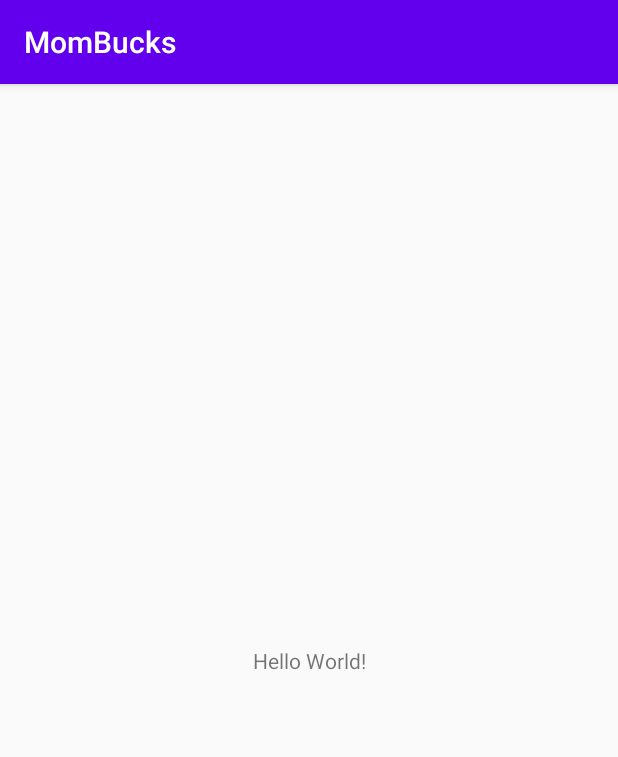
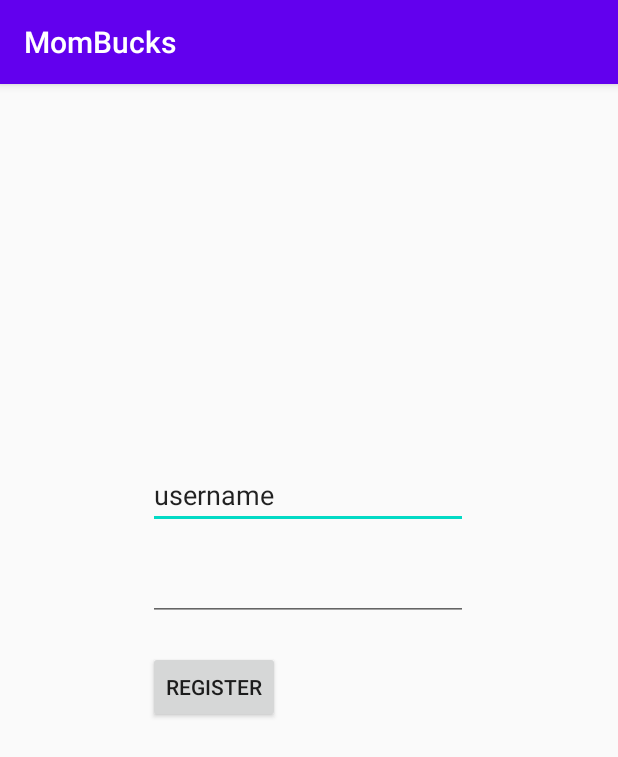
Before and after one commit to KarlitosTaquitos/MomBucks, an Android app: the screen it shows after launch (MainActivity), on a phone screen of 412 x 824 dp. Shown: the top 757 px of the screen. Run offline under Robolectric (Android 15) with nearby library versions, the phone set to English and light mode, and no system bars.

Commit message:
Adding the text things and buttons

```diff
--- a/app/src/main/res/layout/activity_main.xml
+++ b/app/src/main/res/layout/activity_main.xml
@@ -6,13 +6,36 @@
     android:layout_height="match_parent"
     tools:context=".MainActivity">
 
-    <TextView
+    <EditText
+        android:id="@+id/username"
         android:layout_width="wrap_content"
         android:layout_height="wrap_content"
-        android:text="Hello World!"
+        android:ems="10"
+        android:inputType="textPersonName"
+        android:text="username"
         app:layout_constraintBottom_toBottomOf="parent"
-        app:layout_constraintLeft_toLeftOf="parent"
-        app:layout_constraintRight_toRightOf="parent"
-        app:layout_constraintTop_toTopOf="parent" />
+        app:layout_constraintEnd_toEndOf="parent"
+        app:layout_constraintHorizontal_bias="0.497"
+        app:layout_constraintStart_toStartOf="parent"
+        app:layout_constraintTop_toTopOf="parent"
+        app:layout_constraintVertical_bias="0.348" />
 
+    <EditText
+        android:id="@+id/editTextTextPassword"
+        android:layout_width="wrap_content"
+        android:layout_height="wrap_content"
+        android:layout_marginTop="16dp"
+        android:ems="10"
+        android:inputType="textPassword"
+        app:layout_constraintStart_toStartOf="@+id/username"
+        app:layout_constraintTop_toBottomOf="@+id/username" />
+
+    <Button
+        android:id="@+id/button"
+        android:layout_width="wrap_content"
+        android:layout_height="wrap_content"
+        android:layout_marginTop="20dp"
+        android:text="Register"
+        app:layout_constraintStart_toStartOf="@+id/editTextTextPassword"
+        app:layout_constraintTop_toBottomOf="@+id/editTextTextPassword" />
 </androidx.constraintlayout.widget.ConstraintLayout>
```
